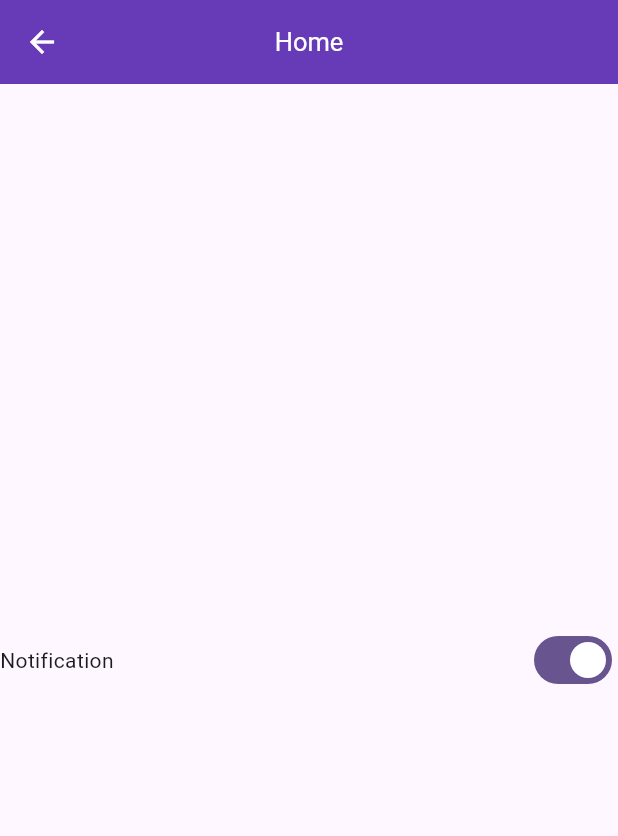
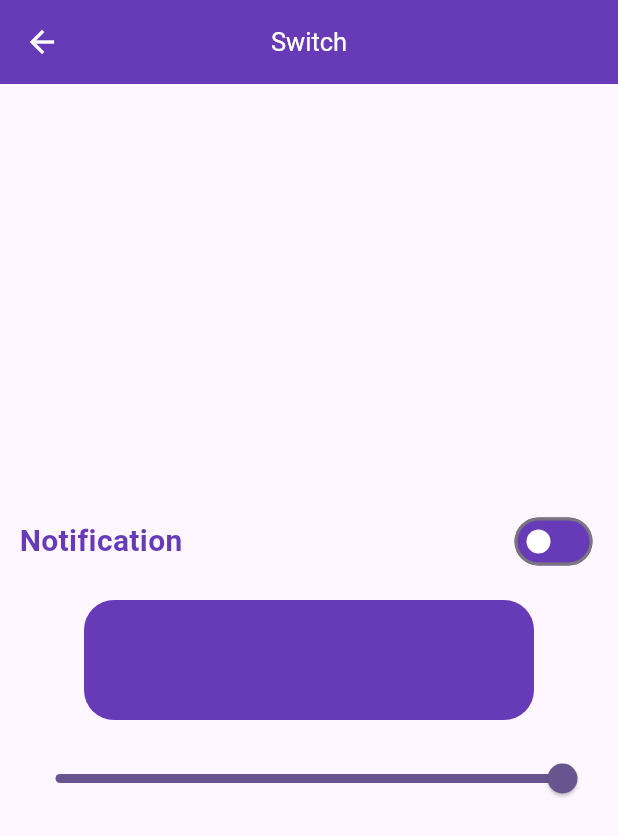
Before and after one commit to Abdulnasir-w/Block-Example, a Flutter app: the SwitchScreen screen opened directly, on a phone screen of 412 x 824 dp. Shown: the top 836 px of the screen. Run offline on Flutter 3.47's test engine with Material 3 defaults, Android fonts, the phone set to English and light mode, and no system bars; our stand-ins replace bloc, equatable, flutter_bloc, image_picker.

Commit message:
Slider done working Image picker

```diff
--- /dev/null
+++ b/lib/Image Picker/Bloc/picker_bloc.dart
@@ -0,0 +1,23 @@
+import 'package:bloc/bloc.dart';
+import 'package:bloc_example/Image%20Picker/Bloc/picker_event.dart';
+import 'package:bloc_example/Image%20Picker/Bloc/picker_state.dart';
+import 'package:bloc_example/Image%20Picker/Utils/picker_code.dart';
+import 'package:image_picker/image_picker.dart';
+
+class PickerBloc extends Bloc<PickerEvent, PickerState> {
+  final Picker picker;
+  PickerBloc(this.picker) : super(const PickerState()) {
+    on<ImageFromCamera>(imageFromCamera);
+  }
+
+  void imageFromCamera(ImageFromCamera event, Emitter<PickerState> emit) async {
+    XFile? file = await picker.pickFromCamera();
+    emit(state.copyWith(file: file));
+  }
+
+  void imageFromGallery(
+      ImageFromGallery event, Emitter<PickerState> emit) async {
+    XFile? file = await picker.pickFromGallery();
+    emit(state.copyWith(file: file));
+  }
+}
--- /dev/null
+++ b/lib/Image Picker/Bloc/picker_event.dart
@@ -0,0 +1,11 @@
+import 'package:equatable/equatable.dart';
+
+abstract class PickerEvent extends Equatable {
+  const PickerEvent();
+  @override
+  List<Object> get props => [];
+}
+
+class ImageFromCamera extends PickerEvent {}
+
+class ImageFromGallery extends PickerEvent {}
--- /dev/null
+++ b/lib/Image Picker/Bloc/picker_state.dart
@@ -0,0 +1,14 @@
+import 'package:equatable/equatable.dart';
+import 'package:image_picker/image_picker.dart';
+
+class PickerState extends Equatable {
+  final XFile? file;
+  const PickerState({this.file});
+
+  PickerState copyWith({XFile? file}) {
+    return PickerState(file: file ?? this.file);
+  }
+
+  @override
+  List<Object?> get props => [file];
+}
--- a/lib/Switch/Bloc/switch_blocs.dart
+++ b/lib/Switch/Bloc/switch_blocs.dart
@@ -3,12 +3,17 @@ import 'package:bloc_example/Switch/Bloc/switch_states.dart';
 import 'package:flutter_bloc/flutter_bloc.dart';
 
 class SwitchBlocs extends Bloc<SwitchEvents, SwitchStates> {
-  SwitchBlocs() : super(SwitchStates()) {
+  SwitchBlocs() : super(const SwitchStates()) {
     on<EnableOrDisableNotification>(_enableOrDisableNotification);
+    on<SliderEvent>(sliderHandler);
   }
 
   void _enableOrDisableNotification(
       EnableOrDisableNotification events, Emitter<SwitchStates> emit) {
     emit(state.copyWith(isSwitch: !state.isSwitch));
   }
+
+  void sliderHandler(SliderEvent event, Emitter<SwitchStates> emit) {
+    emit(state.copyWith(slider: event.slider));
+  }
 }
--- a/lib/Switch/Bloc/switch_events.dart
+++ b/lib/Switch/Bloc/switch_events.dart
@@ -9,4 +9,10 @@ abstract class SwitchEvents extends Equatable {
 
 class EnableOrDisableNotification extends SwitchEvents {}
 
-//class DisableNotification extends SwitchEvents {}
+class SliderEvent extends SwitchEvents {
+  final double slider;
+  const SliderEvent({required this.slider});
+
+  @override
+  List<Object> get props => [slider];
+}
--- a/lib/Switch/Bloc/switch_states.dart
+++ b/lib/Switch/Bloc/switch_states.dart
@@ -2,13 +2,20 @@ import 'package:equatable/equatable.dart';
 
 class SwitchStates extends Equatable {
   final bool isSwitch;
+  final double slider;
 
-  const SwitchStates({this.isSwitch = false});
+  const SwitchStates({
+    this.isSwitch = false,
+    this.slider = 1.0,
+  });
 
-  SwitchStates copyWith({bool? isSwitch}) {
-    return SwitchStates(isSwitch: isSwitch ?? this.isSwitch);
+  SwitchStates copyWith({bool? isSwitch, double? slider}) {
+    return SwitchStates(
+      isSwitch: isSwitch ?? this.isSwitch,
+      slider: slider ?? this.slider,
+    );
   }
 
   @override
-  List<Object?> get props => [isSwitch];
+  List<Object?> get props => [isSwitch, slider];
 }
--- a/lib/Switch/Ui/switch_screen.dart
+++ b/lib/Switch/Ui/switch_screen.dart
@@ -1,32 +1,99 @@
+import 'package:bloc_example/Switch/Bloc/switch_blocs.dart';
+import 'package:bloc_example/Switch/Bloc/switch_events.dart';
+import 'package:bloc_example/Switch/Bloc/switch_states.dart';
 import 'package:flutter/material.dart';
+import 'package:flutter_bloc/flutter_bloc.dart';
 
 class SwitchScreen extends StatelessWidget {
   const SwitchScreen({super.key});
 
   @override
   Widget build(BuildContext context) {
+    print("Scaffold");
     return Scaffold(
       appBar: AppBar(
         title: const Text(
-          "Home",
+          "Switch",
           style: TextStyle(fontSize: 17),
         ),
         centerTitle: true,
         backgroundColor: Colors.deepPurple,
         foregroundColor: Colors.white,
       ),
-      body: Column(
+      body: Padding(
+        padding: const EdgeInsets.all(13.0),
+        child: Column(
           mainAxisAlignment: MainAxisAlignment.center,
           crossAxisAlignment: CrossAxisAlignment.center,
           children: [
             Row(
               mainAxisAlignment: MainAxisAlignment.spaceBetween,
               children: [
-              const Text("Notification"),
-              Switch(value: true, onChanged: (value) {})
+                const Text(
+                  "Notification",
+                  style: TextStyle(
+                    fontSize: 20,
+                    fontWeight: FontWeight.w600,
+                    color: Colors.deepPurple,
+                  ),
+                ),
+                BlocBuilder<SwitchBlocs, SwitchStates>(
+                  buildWhen: (previous, current) =>
+                      previous.isSwitch != current.isSwitch,
+                  builder: (context, state) {
+                    print("switch");
+                    return Switch(
+                      activeColor: Colors.white,
+                      activeTrackColor: Colors.deepPurple,
+                      inactiveThumbColor: Colors.white,
+                      inactiveTrackColor: Colors.deepPurple,
+                      value: state.isSwitch,
+                      onChanged: (value) {
+                        context
+                            .read<SwitchBlocs>()
+                            .add(EnableOrDisableNotification());
+                      },
+                    );
+                  },
+                ),
               ],
-          )
+            ),
+            const SizedBox(
+              height: 15,
+            ),
+            BlocBuilder<SwitchBlocs, SwitchStates>(
+              buildWhen: (previous, current) =>
+                  previous.slider != current.slider,
+              builder: (context, state) {
+                print("Container");
+                return Container(
+                  width: 300,
+                  height: 80,
+                  decoration: BoxDecoration(
+                    borderRadius: BorderRadius.circular(20),
+                    color: Colors.deepPurple.withOpacity(state.slider),
+                  ),
+                );
+              },
+            ),
+            const SizedBox(
+              height: 15,
+            ),
+            BlocBuilder<SwitchBlocs, SwitchStates>(
+              buildWhen: (previous, current) =>
+                  previous.slider != current.slider,
+              builder: (context, state) {
+                print("Slider");
+                return Slider(
+                  value: state.slider,
+                  onChanged: (value) {
+                    context.read<SwitchBlocs>().add(SliderEvent(slider: value));
+                  },
+                );
+              },
+            ),
           ],
+        ),
       ),
     );
   }
--- a/pubspec.yaml
+++ b/pubspec.yaml
@@ -38,6 +38,7 @@ dependencies:
   flutter_bloc: ^8.1.6
   bloc: ^8.1.4
   equatable: ^2.0.5
+  image_picker: ^1.1.2
 
 
 dev_dependencies:
```
Also changed, not shown: lib/Counter/Screen/counter_screen.dart (+10 -1 lines), lib/Image Picker/UI/image_picker.dart (added, +10 -0 lines), lib/Image Picker/Utils/picker_code.dart (added, +23 -0 lines), lib/home_screen.dart (+15 -2 lines), lib/main.dart (+9 -3 lines), pubspec.lock, 5 other files. Lines whose indentation alone changed are shown as unchanged.
